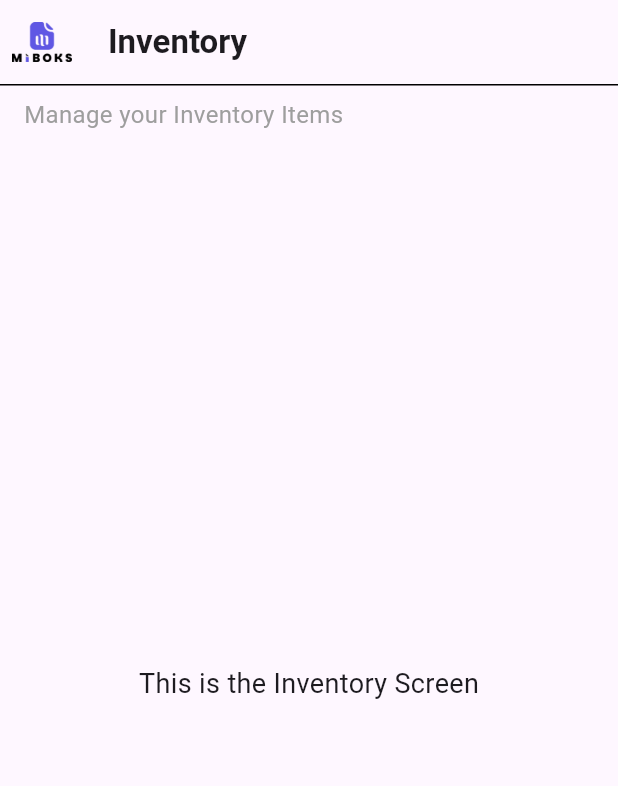
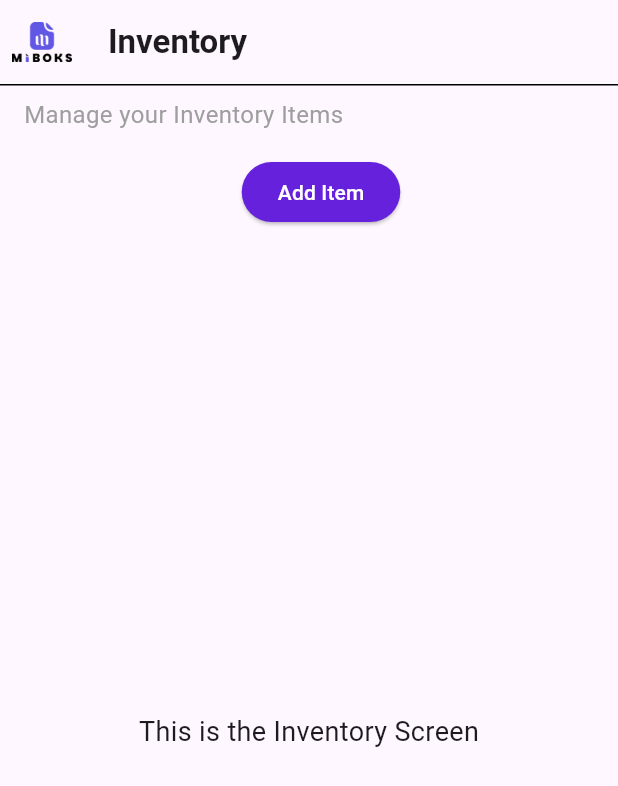
Before and after one commit to Chrisgentsl/miboks-millennialsierraleone, a Flutter app: the InventoryScreen screen opened directly, on a phone screen of 412 x 824 dp. Shown: the top 786 px of the screen. Run offline on Flutter 3.47's test engine with Material 3 defaults, Android fonts, the phone set to English and light mode, and no system bars; our stand-ins replace cloud_firestore, firebase_auth, firebase_core, shared_preferences; accounts and stored records are empty.

Commit message:
create an add new item widget

```diff
--- a/lib/screens/inventory_screen.dart
+++ b/lib/screens/inventory_screen.dart
@@ -42,6 +42,19 @@ class InventoryScreen extends StatelessWidget {
               ),
             ),
           ),
+          Padding(
+            padding: EdgeInsets.only(left: 16.0, top: 16.0),
+            child: ElevatedButton(
+              onPressed: () {
+                // Add item functionality will go here
+              },
+              style: ElevatedButton.styleFrom(
+                backgroundColor: Color(0xFF6621DC), // Purple background color
+                foregroundColor: Colors.white, // White text color
+              ),
+              child: const Text('Add Item'),
+            ),
+          ),
           Expanded(
             child: Center(
               child: Text(
```
